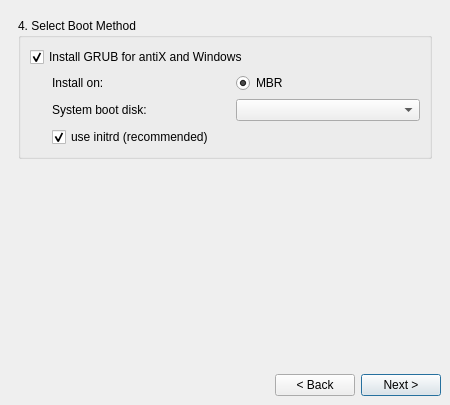
Qt form meinstall.ui (anticapitalista/MX-installer) before a commit.
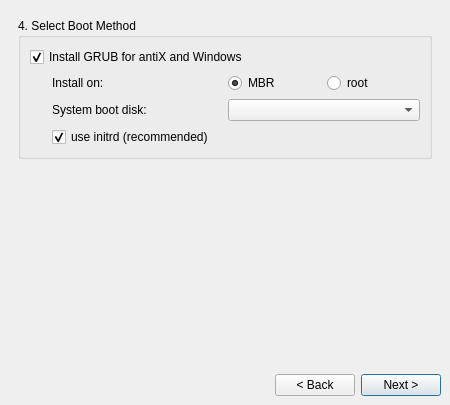
The same form after that commit. The open tabs and pages were chosen to show the change.

Commit message: added show password and hide _username_ on click in step8 and changed texts from _antiX_ to _MX_

```diff
--- a/meinstall.ui
+++ b/meinstall.ui
@@ -938,6 +938,28 @@
             </property>
            </widget>
           </item>
+          <item row="1" column="3">
+           <widget class="QRadioButton" name="grubRootButton">
+            <property name="sizePolicy">
+             <sizepolicy hsizetype="MinimumExpanding" vsizetype="Minimum">
+              <horstretch>0</horstretch>
+              <verstretch>0</verstretch>
+             </sizepolicy>
+            </property>
+            <property name="minimumSize">
+             <size>
+              <width>80</width>
+              <height>0</height>
+             </size>
+            </property>
+            <property name="text">
+             <string>root</string>
+            </property>
+            <property name="checked">
+             <bool>false</bool>
+            </property>
+           </widget>
+          </item>
          </layout>
         </widget>
        </item>
```
Left out of the diff: 99 changed lines with no effect on the pictures. The commit also changes 1 other file.
